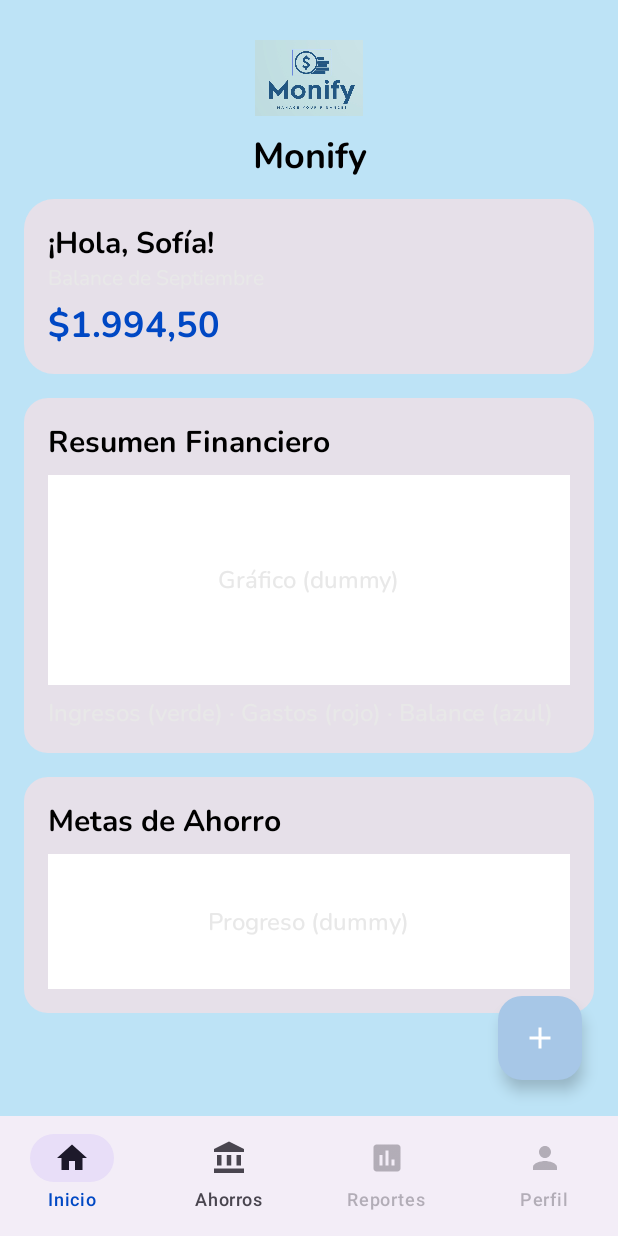
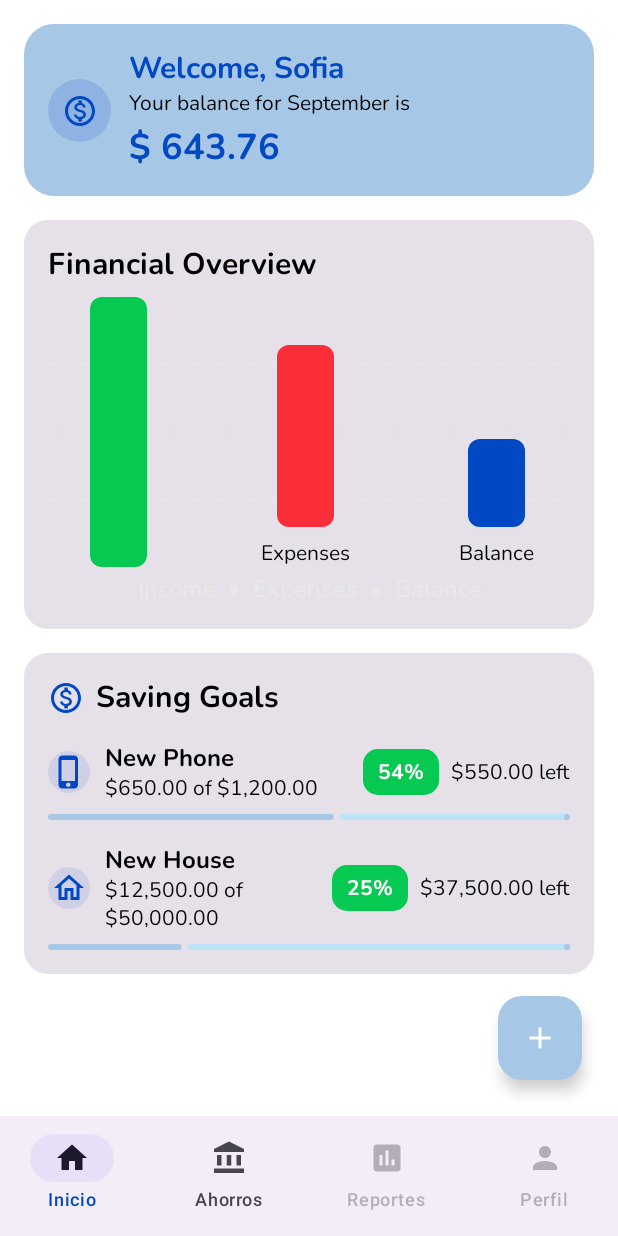
Before and after one commit to MovilesG13/Kotlin, an Android app built with Jetpack Compose: the HomeScreen screen opened through its navigation route, on a phone screen of 412 x 824 dp. Run offline under Robolectric (Android 15) with nearby library versions, the phone set to English and light mode, and no system bars.

Commit message:
home screen ui

```diff
--- a/app/src/main/java/com/example/monify_kotlin/core/navigation/NavGraph.kt
+++ b/app/src/main/java/com/example/monify_kotlin/core/navigation/NavGraph.kt
@@ -4,8 +4,9 @@ import androidx.compose.runtime.Composable
 import androidx.navigation.compose.NavHost
 import androidx.navigation.compose.composable
 import androidx.navigation.NavHostController
+import com.example.monify_kotlin.feature.home.ui.HomeScreen
 import com.example.monify_kotlin.feature.login.ui.LoginScreen
-import com.example.monify_kotlin.feature.home.HomeScreen
+
 import com.example.monify_kotlin.feature.savings.ui.SavingsScreen
 import com.example.monify_kotlin.feature.transactions.ui.AddIncomeScreen
 import com.example.monify_kotlin.feature.transactions.ui.AddExpenseScreen
--- a/app/src/main/java/com/example/monify_kotlin/feature/home/HomeScreen.kt
+++ b/app/src/main/java/com/example/monify_kotlin/feature/home/HomeScreen.kt
@@ -1,25 +1,29 @@
-package com.example.monify_kotlin.feature.home
+package com.example.monify_kotlin.feature.home.ui
 
-import androidx.compose.foundation.Image
+import androidx.compose.foundation.Canvas
 import androidx.compose.foundation.background
 import androidx.compose.foundation.layout.*
+import androidx.compose.foundation.shape.CircleShape
 import androidx.compose.foundation.shape.RoundedCornerShape
+import androidx.compose.material.icons.Icons
+import androidx.compose.material.icons.outlined.Home
+import androidx.compose.material.icons.outlined.MonetizationOn
+import androidx.compose.material.icons.outlined.PhoneIphone
 import androidx.compose.material3.*
 import androidx.compose.runtime.Composable
 import androidx.compose.ui.Alignment
 import androidx.compose.ui.Modifier
-import androidx.compose.ui.res.painterResource
+import androidx.compose.ui.draw.clip
+import androidx.compose.ui.graphics.Color
+import androidx.compose.ui.graphics.PathEffect
+import androidx.compose.ui.graphics.drawscope.Stroke
 import androidx.compose.ui.text.font.FontWeight
 import androidx.compose.ui.text.style.TextAlign
 import androidx.compose.ui.unit.dp
-import androidx.navigation.compose.currentBackStackEntryAsState
-import androidx.navigation.compose.rememberNavController
-import com.example.monify_kotlin.R
+import com.example.monify_kotlin.core.navigation.Routes
 import com.example.monify_kotlin.core.ui.BottomBar
 import com.example.monify_kotlin.core.ui.SpeedDialFab
-import com.example.monify_kotlin.core.navigation.Routes
 import com.example.monify_kotlin.ui.theme.*
-import com.example.monify_kotlin.R.drawable
 
 @Composable
 fun HomeScreen(
@@ -27,86 +31,252 @@ fun HomeScreen(
     onAddIncome: () -> Unit,
     onAddExpense: () -> Unit,
 ) {
-    val navController = rememberNavController() // sólo para obtener route actual del BottomBar en este mock
-    val currentRoute = navController.currentBackStackEntryAsState().value?.destination?.route ?: Routes.HOME
-
+    // Fondo general blanco; el header usa LightBlue como en el mock
     Scaffold(
-        containerColor = SkyBlue,                              // header/fondo
-        bottomBar = { BottomBar(currentRoute) { route ->
-            if (route == Routes.SAVINGS) onGoSavings()
-        }},
-        floatingActionButton = {
-            SpeedDialFab(onAddIncome = onAddIncome, onAddExpense = onAddExpense)
-        }
+        containerColor = White,
+        bottomBar = { BottomBar(Routes.HOME) { route -> if (route == Routes.SAVINGS) onGoSavings() } },
+        floatingActionButton = { SpeedDialFab(onAddIncome, onAddExpense) }
     ) { padding ->
         Column(
             modifier = Modifier
                 .fillMaxSize()
                 .padding(padding)
                 .padding(16.dp),
-            horizontalAlignment = Alignment.CenterHorizontally
+            verticalArrangement = Arrangement.spacedBy(16.dp)
         ) {
-            // Encabezado con logo + balance
-            Image(
-                painter = painterResource(id = R.drawable.monify_logo),
-                contentDescription = null,
-                modifier = Modifier.size(72.dp)
+            BalanceHeader(
+                name = "Sofia",
+                month = "September",
+                balance = "$ 643.76"
             )
-            Text(
-                "Monify",
-                style = MaterialTheme.typography.titleLarge.copy(fontWeight = FontWeight.Bold),
-                color = Black,
-                textAlign = TextAlign.Center
+
+            FinancialOverviewCard(
+                income = 2000f,
+                expenses = 1350f,
+                balance = 650f
             )
-            Spacer(Modifier.height(12.dp))
 
-            // Balance card
-            Card(shape = RoundedCornerShape(20.dp), modifier = Modifier.fillMaxWidth()) {
-                Column(Modifier.padding(16.dp)) {
-                    Text("¡Hola, Sofía!", style = MaterialTheme.typography.titleMedium, color = Black)
-                    Text("Balance de Septiembre", style = MaterialTheme.typography.bodyMedium, color = Gray)
-                    Spacer(Modifier.height(6.dp))
-                    Text("$1.994,50", style = MaterialTheme.typography.titleLarge, color = Blue)
+            SavingGoalsCard(
+                goals = listOf(
+                    GoalUi(iconTint = Blue, title = "New Phone", current = 650f, target = 1200f),
+                    GoalUi(iconTint = Blue, title = "New House", current = 12500f, target = 50000f)
+                )
+            )
+        }
     }
 }
 
-            Spacer(Modifier.height(16.dp))
+/* -------------------- Header de Balance -------------------- */
 
-            // Resumen financiero (dummy)
-            Card(shape = RoundedCornerShape(16.dp), modifier = Modifier.fillMaxWidth()) {
-                Column(Modifier.padding(16.dp)) {
-                    Text("Resumen Financiero", style = MaterialTheme.typography.titleMedium, color = Black)
-                    Spacer(Modifier.height(8.dp))
+@Composable
+private fun BalanceHeader(name: String, month: String, balance: String) {
+    Card(
+        shape = RoundedCornerShape(20.dp),
+        colors = CardDefaults.cardColors(containerColor = LightBlue),
+        modifier = Modifier.fillMaxWidth()
+    ) {
+        Row(
+            modifier = Modifier.padding(16.dp),
+            verticalAlignment = Alignment.CenterVertically
+        ) {
+            // Icono redondo a la izquierda
             Box(
-                        Modifier
-                            .fillMaxWidth()
-                            .height(140.dp)
-                            .background(White),
+                modifier = Modifier
+                    .size(42.dp)
+                    .clip(CircleShape)
+                    .background(Blue.copy(alpha = 0.15f)),
                 contentAlignment = Alignment.Center
             ) {
-                        Text("Gráfico (dummy)", color = Gray)
+                Icon(
+                    imageVector = Icons.Outlined.MonetizationOn,
+                    contentDescription = null,
+                    tint = Blue
+                )
             }
-                    Spacer(Modifier.height(8.dp))
-                    Text("Ingresos (verde) · Gastos (rojo) · Balance (azul)", color = Gray)
-                }
-            }
-
-            Spacer(Modifier.height(16.dp))
-
-            // Metas de ahorro (dummy)
-            Card(shape = RoundedCornerShape(16.dp), modifier = Modifier.fillMaxWidth()) {
-                Column(Modifier.padding(16.dp)) {
-                    Text("Metas de Ahorro", style = MaterialTheme.typography.titleMedium, color = Black)
-                    Spacer(Modifier.height(8.dp))
-                    Box(
-                        Modifier
-                            .fillMaxWidth()
-                            .height(90.dp)
-                            .background(White),
-                        contentAlignment = Alignment.Center
-                    ) { Text("Progreso (dummy)", color = Gray) }
+            Spacer(Modifier.width(12.dp))
+            Column(Modifier.weight(1f)) {
+                Text(
+                    text = "Welcome, $name",
+                    style = MaterialTheme.typography.titleMedium.copy(fontWeight = FontWeight.Bold),
+                    color = Blue
+                )
+                Text(
+                    text = "Your balance for $month is",
+                    style = MaterialTheme.typography.bodyMedium,
+                    color = Black
+                )
+                Spacer(Modifier.height(4.dp))
+                Text(
+                    text = balance,
+                    style = MaterialTheme.typography.titleLarge.copy(fontWeight = FontWeight.Bold),
+                    color = Blue
+                )
             }
         }
     }
 }
+
+/* -------------------- Resumen Financiero (gráfico simulado) -------------------- */
+
+@Composable
+private fun FinancialOverviewCard(income: Float, expenses: Float, balance: Float) {
+    Card(shape = RoundedCornerShape(16.dp), modifier = Modifier.fillMaxWidth()) {
+        Column(Modifier.padding(16.dp)) {
+            Text(
+                "Financial Overview",
+                style = MaterialTheme.typography.titleMedium.copy(fontWeight = FontWeight.Bold),
+                color = Black
+            )
+            Spacer(Modifier.height(8.dp))
+            BarChart(
+                bars = listOf(
+                    Bar("Income", income, Green),
+                    Bar("Expenses", expenses, Red),
+                    Bar("Balance", balance, Blue)
+                ),
+                maxY = maxOf(income, expenses, balance).coerceAtLeast(1f)
+            )
         }
+    }
+}
+
+data class Bar(val label: String, val value: Float, val color: Color)
+
+@Composable
+private fun BarChart(bars: List<Bar>, maxY: Float, gridLines: Int = 4) {
+    val chartHeight = 180.dp
+    Column(Modifier.fillMaxWidth()) {
+        // Área del gráfico con líneas punteadas
+        Box(
+            modifier = Modifier
+                .fillMaxWidth()
+                .height(chartHeight)
+                .background(Color.Transparent)
+        ) {
+            Canvas(modifier = Modifier.matchParentSize()) {
+                val stepY = size.height / gridLines
+                repeat(gridLines + 1) { i ->
+                    drawLine(
+                        color = Gray.copy(alpha = 0.6f),
+                        start = androidx.compose.ui.geometry.Offset(0f, size.height - i * stepY),
+                        end = androidx.compose.ui.geometry.Offset(size.width, size.height - i * stepY),
+                        strokeWidth = 2f,
+                        pathEffect = PathEffect.dashPathEffect(floatArrayOf(14f, 14f), 0f)
+                    )
+                }
+            }
+            Row(
+                modifier = Modifier
+                    .fillMaxSize()
+                    .padding(horizontal = 24.dp),
+                horizontalArrangement = Arrangement.SpaceBetween,
+                verticalAlignment = Alignment.Bottom
+            ) {
+                bars.forEach { bar ->
+                    val heightRatio = (bar.value / maxY).coerceIn(0f, 1f)
+                    Column(horizontalAlignment = Alignment.CenterHorizontally) {
+                        Box(
+                            modifier = Modifier
+                                .width(38.dp)
+                                .fillMaxHeight(heightRatio)
+                                .clip(RoundedCornerShape(8.dp))
+                                .background(bar.color)
+                        )
+                        Spacer(Modifier.height(8.dp))
+                        Text(bar.label, style = MaterialTheme.typography.bodyMedium, color = Black)
+                    }
+                }
+            }
+        }
+        // Leyenda simple
+        Spacer(Modifier.height(4.dp))
+        Text(
+            "Income  •  Expenses  •  Balance",
+            color = Gray,
+            textAlign = TextAlign.Center,
+            modifier = Modifier.fillMaxWidth()
+        )
+    }
+}
+
+/* -------------------- Saving Goals -------------------- */
+
+data class GoalUi(val iconTint: Color, val title: String, val current: Float, val target: Float)
+
+@Composable
+private fun SavingGoalsCard(goals: List<GoalUi>) {
+    Card(shape = RoundedCornerShape(16.dp), modifier = Modifier.fillMaxWidth()) {
+        Column(Modifier.padding(16.dp), verticalArrangement = Arrangement.spacedBy(16.dp)) {
+            Row(verticalAlignment = Alignment.CenterVertically) {
+                Icon(
+                    imageVector = Icons.Outlined.MonetizationOn,
+                    contentDescription = null,
+                    tint = Blue
+                )
+                Spacer(Modifier.width(8.dp))
+                Text(
+                    "Saving Goals",
+                    style = MaterialTheme.typography.titleMedium.copy(fontWeight = FontWeight.Bold),
+                    color = Black
+                )
+            }
+            goals.forEach { GoalRow(it) }
+        }
+    }
+}
+
+@Composable
+private fun GoalRow(goal: GoalUi) {
+    val pct = (goal.current / goal.target).coerceIn(0f, 1f)
+    Column(verticalArrangement = Arrangement.spacedBy(8.dp)) {
+        Row(verticalAlignment = Alignment.CenterVertically) {
+            // Iconito a la izquierda
+            Box(
+                modifier = Modifier
+                    .size(28.dp)
+                    .clip(CircleShape)
+                    .background(Blue.copy(alpha = 0.1f)),
+                contentAlignment = Alignment.Center
+            ) {
+                val icon = if (goal.title.contains("Phone", true)) Icons.Outlined.PhoneIphone else Icons.Outlined.Home
+                Icon(icon, contentDescription = null, tint = goal.iconTint)
+            }
+            Spacer(Modifier.width(10.dp))
+            Column(Modifier.weight(1f)) {
+                Text(goal.title, style = MaterialTheme.typography.bodyLarge.copy(fontWeight = FontWeight.Bold), color = Black)
+                Text(
+                    "$${goal.current.formatMoney()} of $${goal.target.formatMoney()}",
+                    style = MaterialTheme.typography.bodyMedium,
+                    color = Black
+                )
+            }
+            // Badge verde con porcentaje
+            Box(
+                modifier = Modifier
+                    .clip(RoundedCornerShape(10.dp))
+                    .background(Green)
+                    .padding(horizontal = 10.dp, vertical = 6.dp),
+                contentAlignment = Alignment.Center
+            ) {
+                Text("${(pct * 100).toInt()}%", color = White, style = MaterialTheme.typography.labelLarge)
+            }
+            Spacer(Modifier.width(8.dp))
+            Text(
+                "$${(goal.target - goal.current).coerceAtLeast(0f).formatMoney()} left",
+                style = MaterialTheme.typography.bodyMedium,
+                color = Black
+            )
+        }
+        LinearProgressIndicator(
+            progress = { pct },
+            modifier = Modifier.fillMaxWidth(),
+            trackColor = SkyBlue,
+            color = LightBlue
+        )
+    }
+}
+
+/* -------------------- utils -------------------- */
+
+private fun Float.formatMoney(): String =
+    "%,.2f".format(this)
--- a/app/src/main/java/com/example/monify_kotlin/ui/theme/Color.kt
+++ b/app/src/main/java/com/example/monify_kotlin/ui/theme/Color.kt
@@ -4,7 +4,7 @@ import androidx.compose.ui.graphics.Color
 
 val LightBlue = Color(0xFFA7C7E7) // #a7c7e7  Primary brand
 val Blue      = Color(0xFF0048C4) // #0048c4  Secondary / fondos
-val SkyBlue   = Color(0xFFBDE3F6) // #bde3f6  Highlights
+val SkyBlue   = Color(0xFFBCE3F6) // #bde3f6  Highlights
 val Gray      = Color(0xFFE8E8E8) // #e8e8e8  Dividers
 val Red       = Color(0xFFFA2E38) // #fa2e38  Gastos / alertas
 val Green     = Color(0xFF06C951) // #06c951  Ingresos / ok
```
Lines whose indentation alone changed are shown as unchanged.
